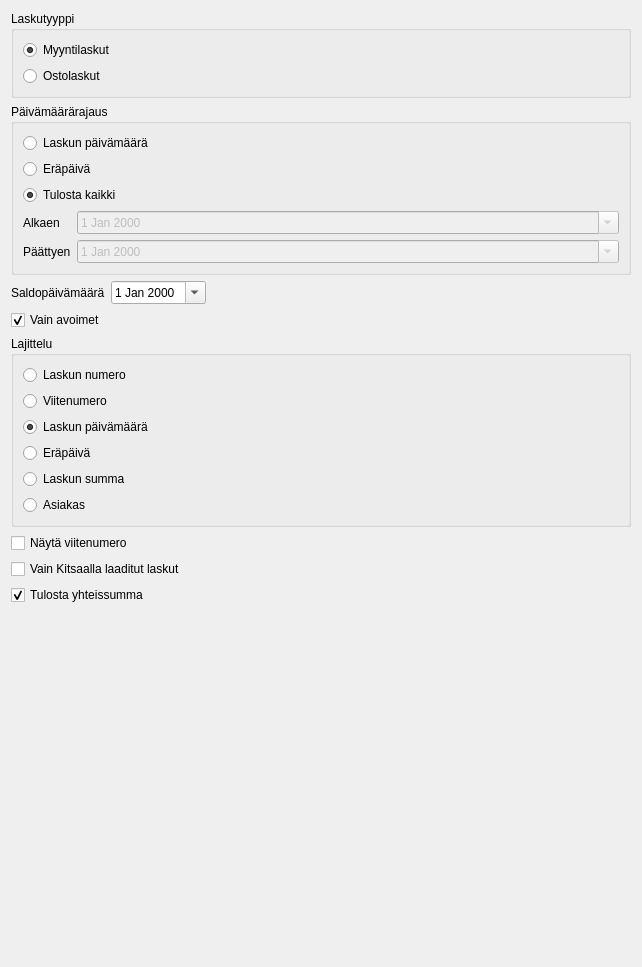
Qt form kitsas/raportti/laskuraportti.ui (artoh/kitupiikki) before a commit.
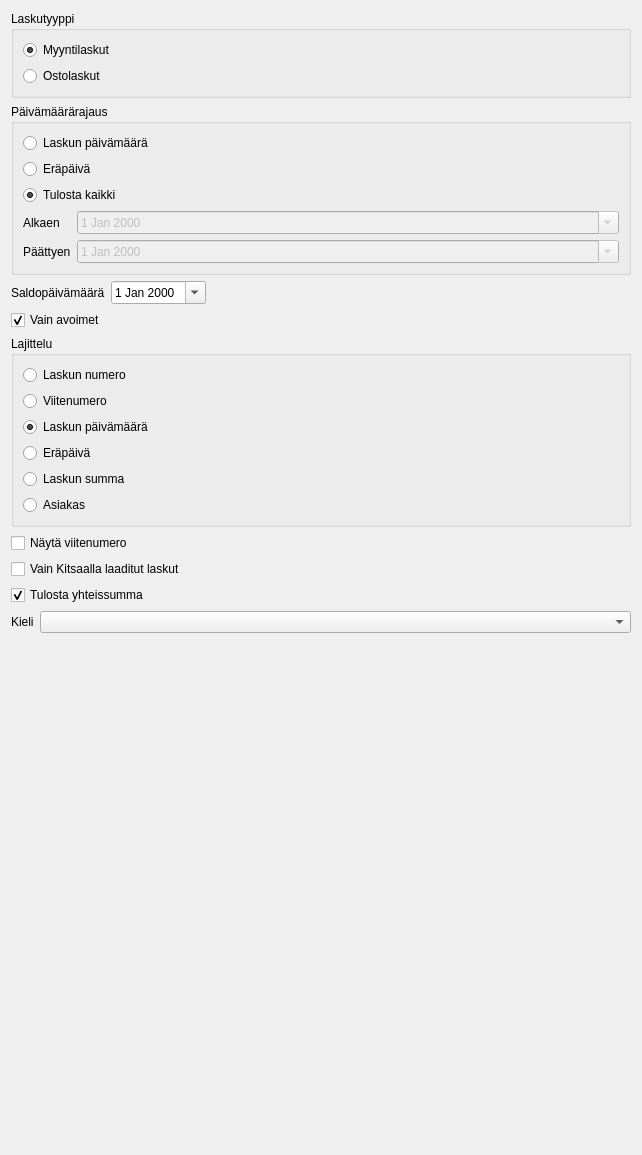
The same form after that commit.

Patch:
```diff
--- a/kitsas/raportti/laskuraportti.ui
+++ b/kitsas/raportti/laskuraportti.ui
@@ -7,7 +7,7 @@
     <x>0</x>
     <y>0</y>
     <width>642</width>
-    <height>967</height>
+    <height>1155</height>
    </rect>
   </property>
   <property name="windowTitle">
@@ -238,6 +238,20 @@
      </property>
     </widget>
    </item>
+   <item>
+    <layout class="QFormLayout" name="formLayout_2">
+     <item row="0" column="0">
+      <widget class="QLabel" name="label_4">
+       <property name="text">
+        <string>Kieli</string>
+       </property>
+      </widget>
+     </item>
+     <item row="0" column="1">
+      <widget class="QComboBox" name="kieliCombo"/>
+     </item>
+    </layout>
+   </item>
    <item>
     <spacer name="verticalSpacer">
      <property name="orientation">
```
